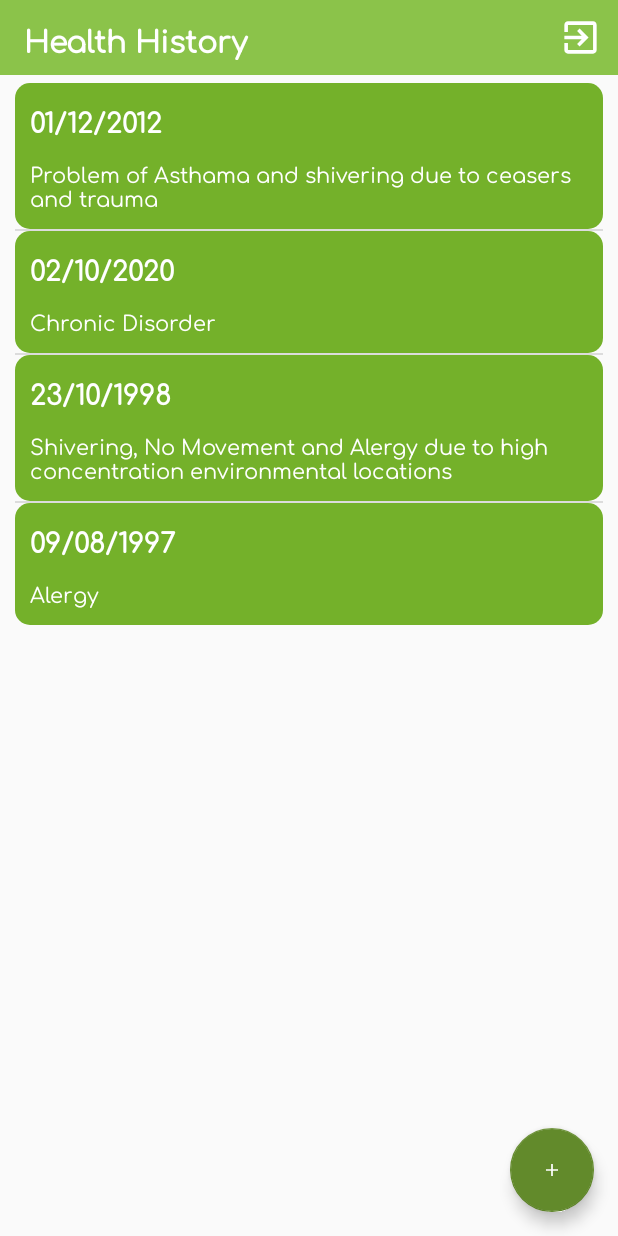
After one commit to sathwik222222/Pet-Monitoring, an Android app: the SetHealthHistory screen opened directly, with no data from a screen before it, on a phone screen of 412 x 824 dp. The commit adds this screen. Run offline under Robolectric (Android 15) with nearby library versions, the phone set to English and light mode, and no system bars.

Commit message:
Validation Changes and Added Few Activities along with a high level Doctor activities changes

```diff
--- a/app/src/main/java/com/example/sample/PetsDetails.java
+++ b/app/src/main/java/com/example/sample/PetsDetails.java
@@ -33,7 +33,6 @@ public class PetsDetails extends AppCompatActivity {
     protected void onCreate(Bundle savedInstanceState) {
         super.onCreate(savedInstanceState);
         setContentView(R.layout.activity_pets_details);
-
 
 
         FloatingActionButton fab = findViewById(R.id.fab);
--- /dev/null
+++ b/app/src/main/java/com/example/sample/SetHealthHistory.java
@@ -0,0 +1,70 @@
+package com.example.sample;
+
+import androidx.appcompat.app.AlertDialog;
+import androidx.appcompat.app.AppCompatActivity;
+
+import android.content.Intent;
+import android.os.Bundle;
+import android.view.LayoutInflater;
+import android.view.View;
+import android.widget.Button;
+import android.widget.EditText;
+import android.widget.ListView;
+import android.widget.Toast;
+
+public class SetHealthHistory extends AppCompatActivity {
+    ListView list;
+    @Override
+    protected void onCreate(Bundle savedInstanceState) {
+        super.onCreate(savedInstanceState);
+        setContentView(R.layout.activity_set_health_history);
+
+        Intent intent=getIntent();
+        String petname=intent.getStringExtra("petname");
+        final String petsublist=intent.getStringExtra("petsublist");
+        Toast.makeText(this,petname+"->"+petsublist,Toast.LENGTH_LONG).show();
+
+        String[] date={"01/12/2012","02/10/2020","23/10/1998","09/08/1997"};
+        String[] problem={"Problem of Asthama and shivering due to ceasers and trauma","Chronic Disorder","Shivering, No Movement and Alergy due to high concentration environmental locations","Alergy"};
+        HealthHistoryAdapter adapter=new HealthHistoryAdapter(this, date, problem);
+        list=(ListView)findViewById(R.id.health_list);
+        list.setAdapter(adapter);
+
+    }
+
+    public void Logout(View view) {
+    }
+
+    public void new_history(View view) {
+        AlertDialog.Builder dialogBuilder = new AlertDialog.Builder(this);
+        LayoutInflater inflater = this.getLayoutInflater();
+        View dialogView = inflater.inflate(R.layout.new_health_history, null);
+        dialogBuilder.setView(dialogView);
+
+        Button add=dialogView.findViewById(R.id.add_problem);
+        final EditText petproblem = (EditText) dialogView.findViewById(R.id.petproblem);
+
+        final AlertDialog alertDialog = dialogBuilder.create();
+        alertDialog.show();
+
+        add.setOnClickListener(new View.OnClickListener() {
+            @Override
+            public void onClick(View view) {
+                if(check_Problem(petproblem.getText().toString())) {
+                    Toast.makeText(getApplicationContext(), "Added Medical History", Toast.LENGTH_SHORT).show();
+                    alertDialog.dismiss();
+                }else{
+                    Toast.makeText(getApplicationContext(), "Please check the typed note", Toast.LENGTH_SHORT).show();
+                }
+            }
+        });
+    }
+
+    private boolean check_Problem(String problem) {
+        if(problem.trim().length()==0){
+            return false;
+        }
+        return true;
+    }
+
+}
--- /dev/null
+++ b/app/src/main/res/layout/activity_set_health_history.xml
@@ -0,0 +1,55 @@
+<?xml version="1.0" encoding="utf-8"?>
+<RelativeLayout
+    android:orientation="vertical"
+    xmlns:android="http://schemas.android.com/apk/res/android"
+    xmlns:app="http://schemas.android.com/apk/res-auto"
+    xmlns:tools="http://schemas.android.com/tools"
+    android:layout_width="match_parent"
+    android:layout_height="match_parent"
+    tools:context=".SetHealthHistory">
+    <Toolbar
+        android:background="@drawable/toolbar"
+        android:layout_width="match_parent"
+        android:layout_height="50dp">
+        <RelativeLayout
+            android:layout_width="match_parent"
+            android:layout_height="50dp">
+            <TextView
+                android:textColor="#FFFFFF"
+                android:textSize="20sp"
+                android:textStyle="bold"
+                android:layout_marginTop="10dp"
+                android:text="Health History"
+                android:layout_width="200dp"
+                android:layout_height="30dp"/>
+            <ImageView
+                android:layout_alignParentRight="true"
+                android:src="@drawable/logout_foreground"
+                android:onClick="Logout"
+                android:layout_width="50dp"
+                android:layout_height="50dp"/>
+        </RelativeLayout>
+    </Toolbar>
+
+    <ListView
+        android:id="@+id/health_list"
+        android:layout_width="match_parent"
+        android:layout_height="wrap_content"
+        android:layout_marginStart="10dp"
+        android:layout_marginTop="55dp"
+        android:layout_marginEnd="10dp"
+        android:layout_marginBottom="10dp" />
+
+    <com.google.android.material.floatingactionbutton.FloatingActionButton
+        android:id="@+id/fab"
+        android:layout_width="wrap_content"
+        android:layout_height="wrap_content"
+        android:layout_gravity="bottom|end"
+        android:layout_alignParentBottom="true"
+        android:layout_alignParentRight="true"
+        android:layout_alignParentEnd="true"
+        android:layout_margin="@dimen/fab_margin"
+        android:onClick="new_history"
+        app:srcCompat="@drawable/add_foreground" />
+
+</RelativeLayout>
```
Also changed, not shown: app/src/main/AndroidManifest.xml (+8 -2 lines), app/src/main/java/com/example/sample/DoctorCheck.java (+85 -0 lines), app/src/main/java/com/example/sample/ExpandableListDataPump.java (+38 -0 lines), app/src/main/java/com/example/sample/MainActivity.java (+7 -3 lines), app/src/main/java/com/example/sample/SetRemainder.java (added, +21 -0 lines), app/src/main/res/layout/activity_doctor_check.xml (+3 -6 lines), app/src/main/res/layout/activity_set_remainder.xml (added, +55 -0 lines), app/src/main/res/layout/new_health_history.xml (added, +33 -0 lines).
